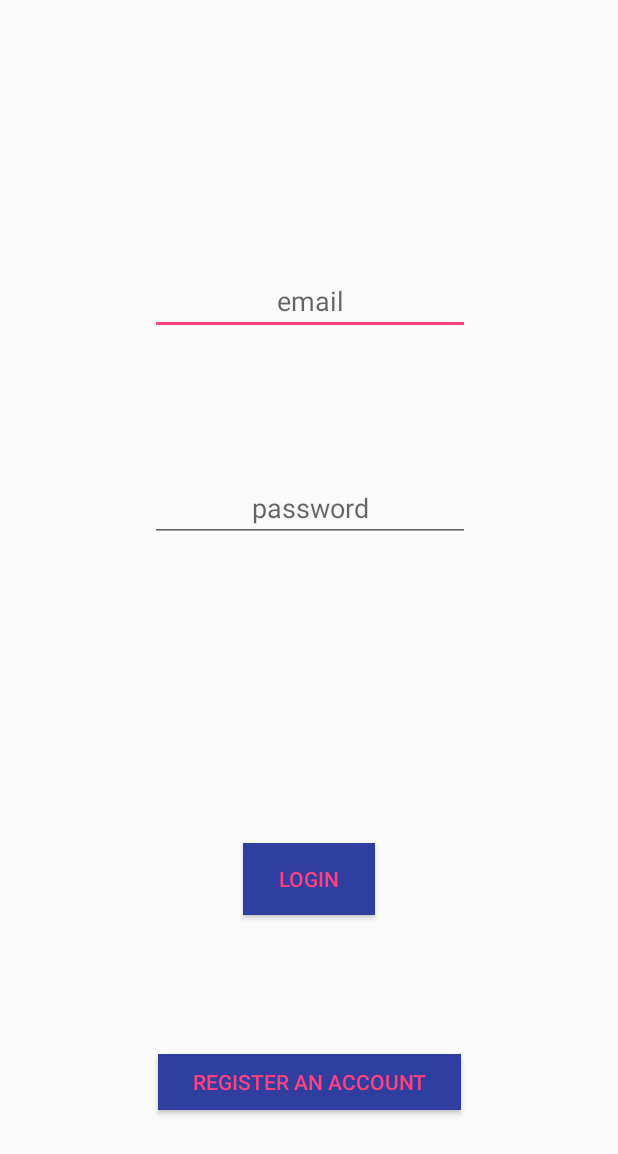
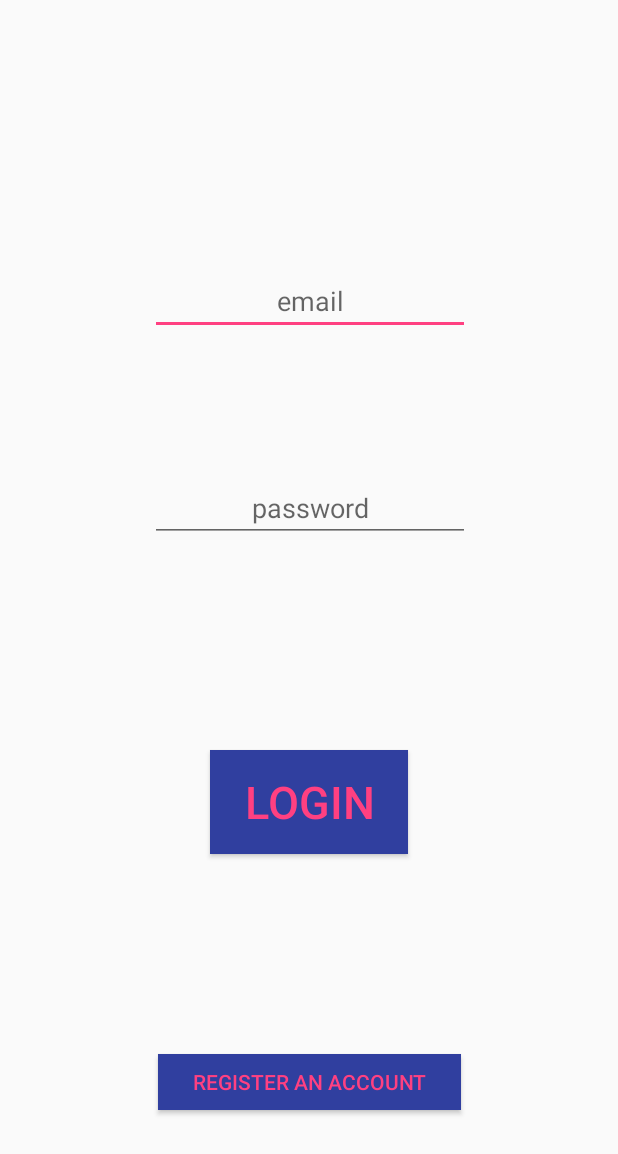
Before and after one commit to seacamjen/ChatterWithMe, an Android app: the layout activity_login.xml on its own in the app's theme, with its tools: preview values and no code run, on a phone screen of 412 x 824 dp. Shown: the top 1154 px of the screen. Run offline under Robolectric (Android 15) with nearby library versions, the phone set to English and light mode, and no system bars.

```diff
--- a/app/build.gradle
+++ b/app/build.gradle
@@ -44,6 +44,7 @@ dependencies {
     compile 'com.google.firebase:firebase-core:10.0.1'
     compile 'com.google.firebase:firebase-auth:10.0.1'
     testCompile 'junit:junit:4.12'
+    compile 'com.jakewharton:butterknife:7.0.1'
 }
 
 
--- a/app/src/main/res/layout/activity_login.xml
+++ b/app/src/main/res/layout/activity_login.xml
@@ -7,7 +7,7 @@
     tools:context="com.example.guest.chatterwithme.ui.LoginActivity">
 
     <EditText
-        android:id="@+id/editText"
+        android:id="@+id/loginEmail"
         android:layout_width="wrap_content"
         android:layout_height="wrap_content"
         android:ems="10"
@@ -26,7 +26,7 @@
         app:layout_constraintVertical_bias="0.223" />
 
     <EditText
-        android:id="@+id/editText2"
+        android:id="@+id/loginPassword"
         android:layout_width="wrap_content"
         android:layout_height="wrap_content"
         android:ems="10"
@@ -45,9 +45,9 @@
         app:layout_constraintVertical_bias="0.404" />
 
     <Button
-        android:id="@+id/button3"
-        android:layout_width="wrap_content"
-        android:layout_height="wrap_content"
+        android:id="@+id/LoginToApp"
+        android:layout_width="132dp"
+        android:layout_height="69dp"
         android:text="Login"
         android:layout_marginRight="8dp"
         app:layout_constraintRight_toRightOf="parent"
@@ -57,12 +57,13 @@
         android:layout_marginBottom="8dp"
         app:layout_constraintTop_toTopOf="parent"
         android:layout_marginTop="8dp"
-        app:layout_constraintVertical_bias="0.729"
+        app:layout_constraintVertical_bias="0.666"
         android:background="@color/colorPrimaryDark"
-        android:textColor="@color/colorAccent"/>
+        android:textColor="@color/colorAccent"
+        android:textSize="30dp" />
 
     <Button
-        android:id="@+id/button4"
+        android:id="@+id/loginToRegister"
         android:layout_width="202dp"
         android:layout_height="37dp"
         android:text="Register An Account"
```
Also changed, not shown: app/src/main/AndroidManifest.xml (+4 -3 lines), app/src/main/java/com/example/guest/chatterwithme/ui/CreateAccountActivity.java (+99 -2 lines), app/src/main/java/com/example/guest/chatterwithme/ui/LoginActivity.java (+20 -1 lines).
